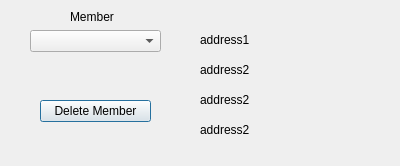
Above: Project2/deletecustomer.ui from msamatar0/Project2 before the change. Below: the same form after it.
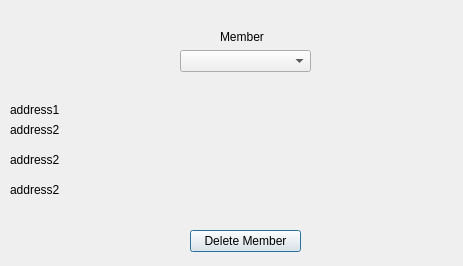
That is the form after the change.

```diff
--- a/Project2/deletecustomer.ui
+++ b/Project2/deletecustomer.ui
@@ -6,8 +6,8 @@
    <rect>
     <x>0</x>
     <y>0</y>
-    <width>400</width>
-    <height>166</height>
+    <width>463</width>
+    <height>266</height>
    </rect>
   </property>
   <property name="windowTitle">
@@ -16,8 +16,8 @@
   <widget class="QComboBox" name="comboBox">
    <property name="geometry">
     <rect>
-     <x>30</x>
-     <y>30</y>
+     <x>180</x>
+     <y>50</y>
      <width>131</width>
      <height>22</height>
     </rect>
@@ -26,8 +26,8 @@
   <widget class="QLabel" name="label">
    <property name="geometry">
     <rect>
-     <x>70</x>
-     <y>10</y>
+     <x>220</x>
+     <y>30</y>
      <width>59</width>
      <height>14</height>
     </rect>
@@ -39,9 +39,9 @@
   <widget class="QLabel" name="label_address1">
    <property name="geometry">
     <rect>
-     <x>200</x>
-     <y>30</y>
-     <width>181</width>
+     <x>10</x>
+     <y>100</y>
+     <width>441</width>
      <height>20</height>
     </rect>
    </property>
@@ -52,9 +52,9 @@
   <widget class="QLabel" name="label_address2">
    <property name="geometry">
     <rect>
-     <x>200</x>
-     <y>60</y>
-     <width>181</width>
+     <x>10</x>
+     <y>120</y>
+     <width>441</width>
      <height>20</height>
     </rect>
    </property>
@@ -65,9 +65,9 @@
   <widget class="QLabel" name="label_rating">
    <property name="geometry">
     <rect>
-     <x>200</x>
-     <y>90</y>
-     <width>181</width>
+     <x>10</x>
+     <y>150</y>
+     <width>441</width>
      <height>20</height>
     </rect>
    </property>
@@ -78,9 +78,9 @@
   <widget class="QLabel" name="label_key">
    <property name="geometry">
     <rect>
-     <x>200</x>
-     <y>120</y>
-     <width>181</width>
+     <x>10</x>
+     <y>180</y>
+     <width>441</width>
      <height>20</height>
     </rect>
    </property>
@@ -91,8 +91,8 @@
   <widget class="QPushButton" name="pushButton">
    <property name="geometry">
     <rect>
-     <x>40</x>
-     <y>100</y>
+     <x>190</x>
+     <y>230</y>
      <width>111</width>
      <height>22</height>
     </rect>
```
